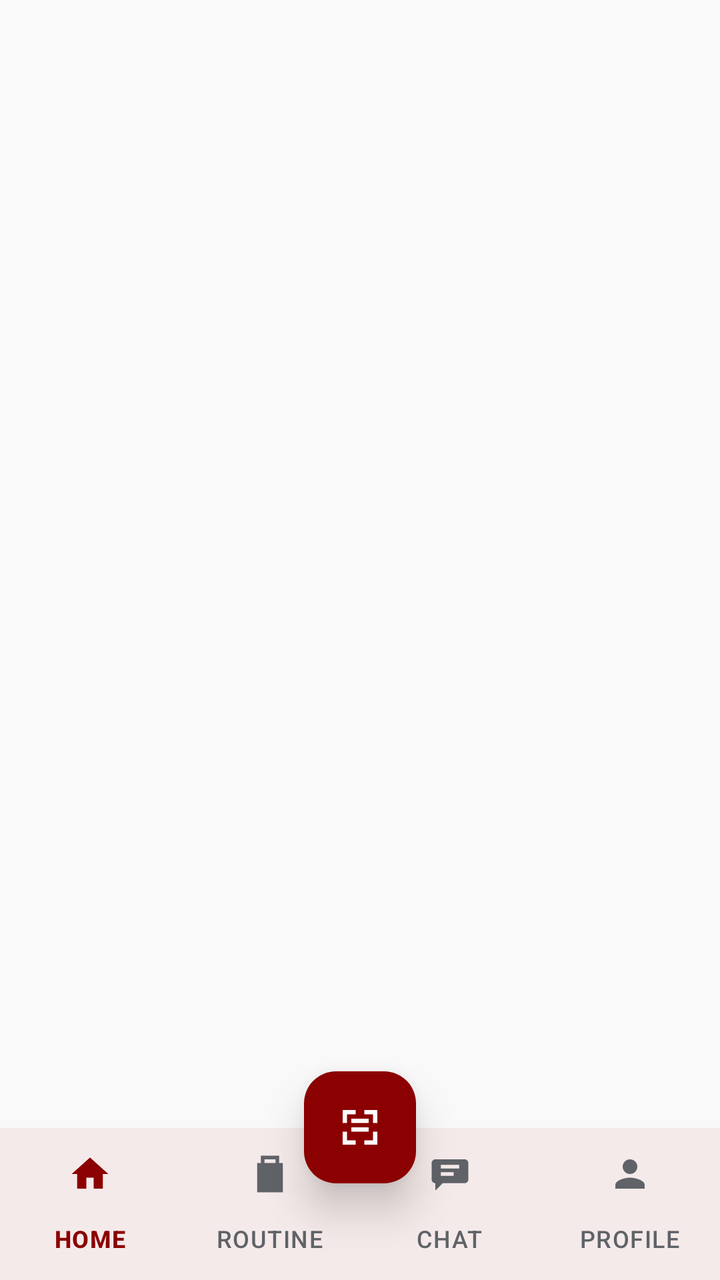
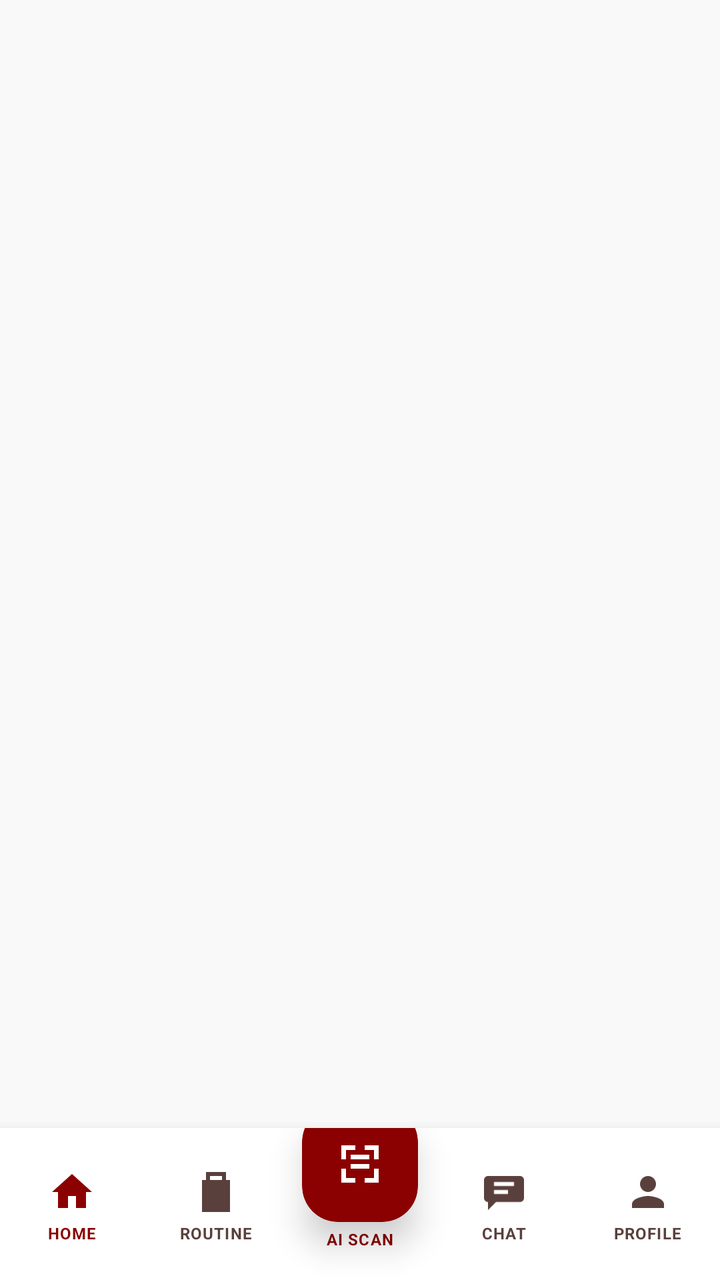

The first picture is an Android layout as it rendered before a commit; the second is the same layout after the commit. The layout source and the unified diff follow.
<!-- AndroidManifest.xml: application theme Theme.TirTirMCommerce -->
<!-- res/layout/activity_main.xml -->
<?xml version="1.0" encoding="utf-8"?>
<androidx.constraintlayout.widget.ConstraintLayout xmlns:android="http://schemas.android.com/apk/res/android"
    xmlns:app="http://schemas.android.com/apk/res-auto"
    xmlns:tools="http://schemas.android.com/tools"
    android:id="@+id/main"
    android:layout_width="match_parent"
    android:layout_height="match_parent"
    tools:context=".MainActivity">

    <FrameLayout
        android:id="@+id/fragmentContainer"
        android:layout_width="0dp"
        android:layout_height="0dp"
        app:layout_constraintBottom_toTopOf="@+id/bottomNavigationView"
        app:layout_constraintEnd_toEndOf="parent"
        app:layout_constraintStart_toStartOf="parent"
        app:layout_constraintTop_toTopOf="parent" />

    <com.google.android.material.bottomnavigation.BottomNavigationView
        android:id="@+id/bottomNavigationView"
        android:layout_width="0dp"
        android:layout_height="76dp"
        android:background="@color/tirtir_white"
        android:elevation="10dp"
        app:itemIconTint="@color/bottom_nav_color"
        app:itemTextColor="@color/bottom_nav_color"
        app:itemIconSize="22dp"
        app:itemActiveIndicatorStyle="@style/Widget.Material3.BottomNavigationView.ActiveIndicator"
        app:labelVisibilityMode="labeled"
        app:itemRippleColor="@color/tirtir_red_surface"
        app:layout_constraintBottom_toBottomOf="parent"
        app:layout_constraintEnd_toEndOf="parent"
        app:layout_constraintStart_toStartOf="parent"
        app:menu="@menu/bottom_nav_menu" />

    <com.google.android.material.floatingactionbutton.FloatingActionButton
        android:id="@+id/fabScan"
        android:layout_width="wrap_content"
        android:layout_height="wrap_content"
        android:src="@drawable/ic_scan"
        android:visibility="visible"
        app:backgroundTint="@color/tirtir_red_primary"
        app:tint="@color/tirtir_white"
        app:borderWidth="0dp"
        app:elevation="12dp"
        app:maxImageSize="26dp"
        app:fabCustomSize="56dp"
        app:layout_constraintBottom_toTopOf="@+id/bottomNavigationView"
        app:layout_constraintEnd_toEndOf="parent"
        app:layout_constraintStart_toStartOf="parent"
        android:layout_marginBottom="-28dp"
        android:contentDescription="Scan" />

</androidx.constraintlayout.widget.ConstraintLayout>
<!-- resources referenced by this layout -->
<resources>
  <color name="tirtir_red_primary">#8B0000</color>
  <color name="tirtir_red_surface">#FFF4F3</color>
  <color name="tirtir_white">#FFFFFF</color>
  <!-- drawable ic_scan (drawable) -->
  <vector xmlns:android="http://schemas.android.com/apk/res/android"
      android:width="24dp"
      android:height="24dp"
      android:viewportWidth="24"
      android:viewportHeight="24"
      android:tint="?attr/colorControlNormal">
      <path
          android:fillColor="#FF000000"
          android:pathData="M4,4h6v2H6v4H4V4zM14,4h6v6h-2V6h-4V4zM6,14v4h4v2H4v-6h2zM18,18v-4h2v6h-6v-2h4zM8,8h8v2H8V8zM8,12h8v2H8v-2z" />
  </vector>
  <style name="Theme.TirTirMCommerce" parent="Base.Theme.TirTirMCommerce" />
  <style name="Base.Theme.TirTirMCommerce" parent="Theme.Material3.DayNight.NoActionBar">
          
          <item name="colorPrimary">@color/tirtir_red_primary</item>
          <item name="colorPrimaryDark">@color/tirtir_red_dark</item>
          <item name="colorPrimaryContainer">@color/tirtir_red_surface</item>
  
          
          <item name="colorOnPrimary">@color/tirtir_white</item>
          <item name="colorOnPrimaryContainer">@color/tirtir_red_primary</item>
  
          
          <item name="colorSecondary">@color/tirtir_black</item>
          <item name="colorOnSecondary">@color/tirtir_white</item>
          <item name="colorSecondaryContainer">@color/tirtir_red_surface</item>
          <item name="colorOnSecondaryContainer">@color/tirtir_red_primary</item>
  
          
          <item name="colorSurface">@color/tirtir_white</item>
          <item name="colorOnSurface">@color/tirtir_black</item>
          <item name="colorSurfaceVariant">@color/tirtir_off_white</item>
  
          
          <item name="android:windowBackground">@color/tirtir_off_white</item>
          <item name="android:statusBarColor">@color/tirtir_white</item>
          <item name="android:windowLightStatusBar">true</item>
  
          
          <item name="colorError">@color/tirtir_error</item>
      </style>
  <color name="tirtir_red_dark">#610000</color>
  <color name="tirtir_black">#1A1C1C</color>
  <color name="tirtir_off_white">#F9F9F9</color>
  <color name="tirtir_error">#D32F2F</color>
</resources>

<!-- the commit's change to res/layout/activity_main.xml (unified diff, before → after) -->
@@ -11,44 +11,188 @@
         android:id="@+id/fragmentContainer"
         android:layout_width="0dp"
         android:layout_height="0dp"
-        app:layout_constraintBottom_toTopOf="@+id/bottomNavigationView"
+        app:layout_constraintBottom_toTopOf="@+id/customBottomBar"
         app:layout_constraintEnd_toEndOf="parent"
         app:layout_constraintStart_toStartOf="parent"
         app:layout_constraintTop_toTopOf="parent" />
 
-    <com.google.android.material.bottomnavigation.BottomNavigationView
-        android:id="@+id/bottomNavigationView"
+    
+    <LinearLayout
+        android:id="@+id/customBottomBar"
         android:layout_width="0dp"
         android:layout_height="76dp"
         android:background="@color/tirtir_white"
         android:elevation="10dp"
-        app:itemIconTint="@color/bottom_nav_color"
-        app:itemTextColor="@color/bottom_nav_color"
-        app:itemIconSize="22dp"
-        app:itemActiveIndicatorStyle="@style/Widget.Material3.BottomNavigationView.ActiveIndicator"
-        app:labelVisibilityMode="labeled"
-        app:itemRippleColor="@color/tirtir_red_surface"
+        android:orientation="horizontal"
+        android:gravity="center_vertical"
+        android:clipChildren="false"
+        android:clipToPadding="false"
         app:layout_constraintBottom_toBottomOf="parent"
         app:layout_constraintEnd_toEndOf="parent"
-        app:layout_constraintStart_toStartOf="parent"
-        app:menu="@menu/bottom_nav_menu" />
+        app:layout_constraintStart_toStartOf="parent">
 
-    <com.google.android.material.floatingactionbutton.FloatingActionButton
-        android:id="@+id/fabScan"
-        android:layout_width="wrap_content"
-        android:layout_height="wrap_content"
-        android:src="@drawable/ic_scan"
-        android:visibility="visible"
-        app:backgroundTint="@color/tirtir_red_primary"
-        app:tint="@color/tirtir_white"
-        app:borderWidth="0dp"
-        app:elevation="12dp"
-        app:maxImageSize="26dp"
-        app:fabCustomSize="56dp"
-        app:layout_constraintBottom_toTopOf="@+id/bottomNavigationView"
-        app:layout_constraintEnd_toEndOf="parent"
-        app:layout_constraintStart_toStartOf="parent"
-        android:layout_marginBottom="-28dp"
-        android:contentDescription="Scan" />
+        
+        <LinearLayout
+            android:id="@+id/navTabHome"
+            android:layout_width="0dp"
+            android:layout_height="match_parent"
+            android:layout_weight="1"
+            android:orientation="vertical"
+            android:gravity="center"
+            android:background="?attr/selectableItemBackground"
+            android:paddingTop="8dp"
+            android:paddingBottom="6dp">
+            <ImageView
+                android:id="@+id/navIconHome"
+                android:layout_width="24dp"
+                android:layout_height="24dp"
+                android:src="@drawable/ic_home"
+                app:tint="@color/tirtir_red_primary"
+                android:contentDescription="Home" />
+            <TextView
+                android:id="@+id/navLabelHome"
+                android:layout_width="wrap_content"
+                android:layout_height="wrap_content"
+                android:layout_marginTop="3dp"
+                android:text="HOME"
+                android:textSize="8sp"
+                android:textStyle="bold"
+                android:letterSpacing="0.05"
+                android:textColor="@color/tirtir_red_primary" />
+        </LinearLayout>
+
+        
+        <LinearLayout
+            android:id="@+id/navTabRoutine"
+            android:layout_width="0dp"
+            android:layout_height="match_parent"
+            android:layout_weight="1"
+            android:orientation="vertical"
+            android:gravity="center"
+            android:background="?attr/selectableItemBackground"
+            android:paddingTop="8dp"
+            android:paddingBottom="6dp">
+            <ImageView
+                android:id="@+id/navIconRoutine"
+                android:layout_width="24dp"
+                android:layout_height="24dp"
+                android:src="@drawable/ic_routine"
+                app:tint="@color/tirtir_text_secondary"
+                android:contentDescription="Routine" />
+            <TextView
+                android:id="@+id/navLabelRoutine"
+                android:layout_width="wrap_content"
+                android:layout_height="wrap_content"
+                android:layout_marginTop="3dp"
+                android:text="ROUTINE"
+                android:textSize="8sp"
+                android:textStyle="bold"
+                android:letterSpacing="0.05"
+                android:textColor="@color/tirtir_text_secondary" />
+        </LinearLayout>
+
+        
+        <LinearLayout
+            android:id="@+id/navTabScan"
+            android:layout_width="0dp"
+            android:layout_height="match_parent"
+            android:layout_weight="1"
+            android:orientation="vertical"
+            android:gravity="center"
+            android:clipChildren="false"
+            android:clipToPadding="false"
+            android:paddingBottom="6dp">
+
+            <com.google.android.material.card.MaterialCardView
+                android:id="@+id/fabScan"
+                android:layout_width="58dp"
+                android:layout_height="58dp"
+                android:layout_marginTop="-20dp"
+                android:clickable="false"
+                app:cardCornerRadius="18dp"
+                app:cardElevation="10dp"
+                app:cardBackgroundColor="@color/tirtir_red_primary"
+                app:strokeWidth="0dp">
+                <ImageView
+                    android:layout_width="28dp"
+                    android:layout_height="28dp"
+                    android:layout_gravity="center"
+                    android:src="@drawable/ic_scan"
+                    app:tint="@color/tirtir_white"
+                    android:contentDescription="AI Skin Scan" />
+            </com.google.android.material.card.MaterialCardView>
+
+            <TextView
+                android:layout_width="wrap_content"
+                android:layout_height="wrap_content"
+                android:layout_marginTop="3dp"
+                android:text="AI SCAN"
+                android:textSize="8sp"
+                android:textStyle="bold"
+                android:letterSpacing="0.05"
+                android:textColor="@color/tirtir_red_primary" />
+        </LinearLayout>
+
+        
+        <LinearLayout
+            android:id="@+id/navTabChat"
+            android:layout_width="0dp"
+            android:layout_height="match_parent"
+            android:layout_weight="1"
+            android:orientation="vertical"
+            android:gravity="center"
+            android:background="?attr/selectableItemBackground"
+            android:paddingTop="8dp"
+            android:paddingBottom="6dp">
+            <ImageView
+                android:id="@+id/navIconChat"
+                android:layout_width="24dp"
+                android:layout_height="24dp"
+                android:src="@drawable/ic_chat"
+                app:tint="@color/tirtir_text_secondary"
+                android:contentDescription="Chat" />
+            <TextView
+                android:id="@+id/navLabelChat"
+                android:layout_width="wrap_content"
+                android:layout_height="wrap_content"
+                android:layout_marginTop="3dp"
+                android:text="CHAT"
+                android:textSize="8sp"
+                android:textStyle="bold"
+                android:letterSpacing="0.05"
+                android:textColor="@color/tirtir_text_secondary" />
+        </LinearLayout>
+
+        
+        <LinearLayout
+            android:id="@+id/navTabProfile"
+            android:layout_width="0dp"
+            android:layout_height="match_parent"
+            android:layout_weight="1"
+            android:orientation="vertical"
+            android:gravity="center"
+            android:background="?attr/selectableItemBackground"
+            android:paddingTop="8dp"
+            android:paddingBottom="6dp">
+            <ImageView
+                android:id="@+id/navIconProfile"
+                android:layout_width="24dp"
+                android:layout_height="24dp"
+                android:src="@drawable/ic_profile"
+                app:tint="@color/tirtir_text_secondary"
+                android:contentDescription="Profile" />
+            <TextView
+                android:id="@+id/navLabelProfile"
+                android:layout_width="wrap_content"
+                android:layout_height="wrap_content"
+                android:layout_marginTop="3dp"
+                android:text="PROFILE"
+                android:textSize="8sp"
+                android:textStyle="bold"
+                android:letterSpacing="0.05"
+                android:textColor="@color/tirtir_text_secondary" />
+        </LinearLayout>
+
+    </LinearLayout>
 
 </androidx.constraintlayout.widget.ConstraintLayout>
<!-- resource entries referenced after the edit -->
@@ -1,8 +1,53 @@
 <!-- resources referenced by this layout -->
 <resources>
   <color name="tirtir_red_primary">#8B0000</color>
+  <color name="tirtir_text_secondary">#5A403C</color>
   <color name="tirtir_red_surface">#FFF4F3</color>
   <color name="tirtir_white">#FFFFFF</color>
+  <!-- drawable ic_chat (drawable) -->
+  <vector xmlns:android="http://schemas.android.com/apk/res/android"
+      android:width="24dp"
+      android:height="24dp"
+      android:viewportWidth="24"
+      android:viewportHeight="24"
+      android:tint="?attr/colorControlNormal">
+      <path
+          android:fillColor="#FF000000"
+          android:pathData="M4,4h16c1.1,0 2,0.9 2,2v9c0,1.1 -0.9,2 -2,2H8l-4,4v-4c-1.1,0 -2,-0.9 -2,-2V6c0,-1.1 0.9,-2 2,-2zM7,9h10v-2H7v2zM7,13h7v-2H7v2z" />
+  </vector>
+  <!-- drawable ic_home (drawable) -->
+  <vector xmlns:android="http://schemas.android.com/apk/res/android"
+      android:width="24dp"
+      android:height="24dp"
+      android:viewportWidth="24.0"
+      android:viewportHeight="24.0"
+      android:tint="?attr/colorControlNormal">
+    <path
+        android:fillColor="#FF000000"
+        android:pathData="M10,20v-6h4v6h5v-8h3L12,3 2,12h3v8z"/>
+  </vector>
+  <!-- drawable ic_profile (drawable) -->
+  <vector xmlns:android="http://schemas.android.com/apk/res/android"
+      android:width="24dp"
+      android:height="24dp"
+      android:viewportWidth="24.0"
+      android:viewportHeight="24.0"
+      android:tint="?attr/colorControlNormal">
+    <path
+        android:fillColor="#FF000000"
+        android:pathData="M12,12c2.21,0 4,-1.79 4,-4s-1.79,-4 -4,-4 -4,1.79 -4,4 1.79,4 4,4zM12,14c-2.67,0 -8,1.34 -8,4v2h16v-2c0,-2.66 -5.33,-4 -8,-4z"/>
+  </vector>
+  <!-- drawable ic_routine (drawable) -->
+  <vector xmlns:android="http://schemas.android.com/apk/res/android"
+      android:width="24dp"
+      android:height="24dp"
+      android:viewportWidth="24"
+      android:viewportHeight="24"
+      android:tint="?attr/colorControlNormal">
+      <path
+          android:fillColor="#FF000000"
+          android:pathData="M7,2h10v4h2v16H5V6h2V2zM9,6h6V4H9v2zM8,10h8v2H8v-2zM8,14h8v2H8v-2zM8,18h5v2H8v-2z" />
+  </vector>
   <!-- drawable ic_scan (drawable) -->
   <vector xmlns:android="http://schemas.android.com/apk/res/android"
       android:width="24dp"
